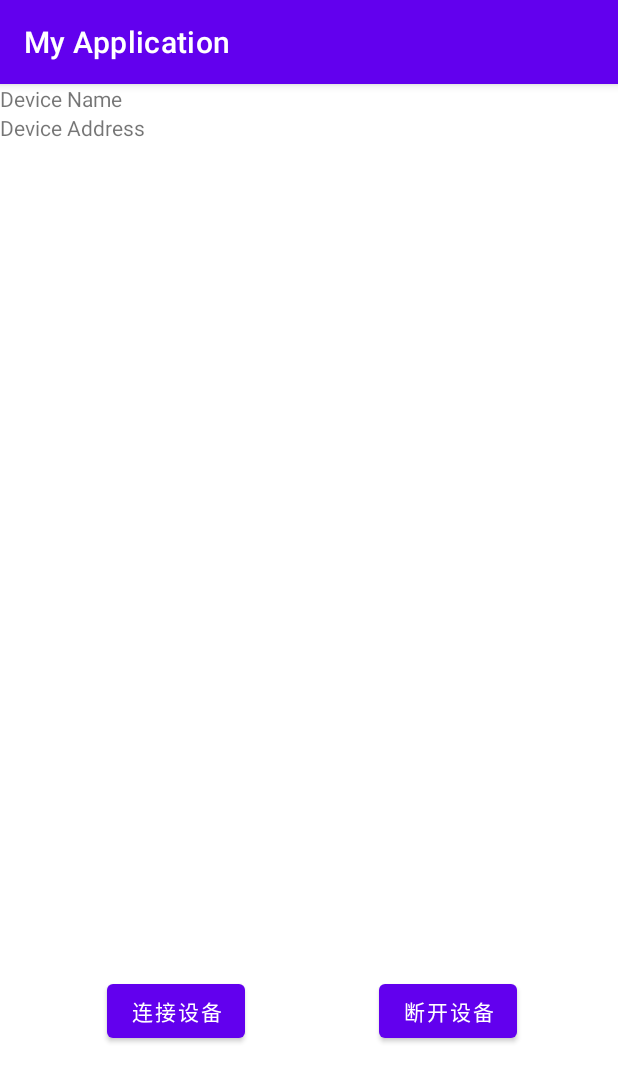
After one commit to luzhiqian00/MeasureTest, an Android app: the BlueDeviceActivity screen opened directly, with no data from a screen before it, on a phone screen of 412 x 824 dp. The commit adds this screen. Shown: the top 1082 px of the screen. Run offline under Robolectric (Android 15) with nearby library versions, the phone set to English and light mode, and no system bars.

Commit message:
增加点击列表跳转到蓝牙设备界面

```diff
--- a/app/build.gradle
+++ b/app/build.gradle
@@ -43,6 +43,9 @@ dependencies {
     //permission
     implementation 'com.guolindev.permissionx:permissionx:1.7.1'
 
+    //Gson
+    implementation 'com.google.code.gson:gson:2.8.8'
+
     implementation 'androidx.core:core-ktx:1.7.0'
     implementation 'androidx.appcompat:appcompat:1.3.0'
     implementation 'com.google.android.material:material:1.4.0'
--- /dev/null
+++ b/app/src/main/java/com/example/myapplication/BlueDeviceActivity.kt
@@ -0,0 +1,28 @@
+package com.example.myapplication
+
+import android.bluetooth.BluetoothDevice
+import androidx.appcompat.app.AppCompatActivity
+import android.os.Bundle
+import com.example.myapplication.databinding.ActivityDeviceBinding
+
+class BlueDeviceActivity : AppCompatActivity() {
+    // 伴生对象，类似于静态对象
+    companion object {
+        private const val TAG = "BlueDeviceActivity"
+    }
+    private lateinit var bluetoothDevice: BluetoothDevice // 延迟初始化 BluetoothDevice
+
+    private val binding  by lazy{ActivityDeviceBinding.inflate(layoutInflater) }
+    private val connectionButton by lazy { binding.connectButton }
+    private val disconnectButton by lazy { binding.disconnectButton }
+
+
+    override fun onCreate(savedInstanceState: Bundle?) {
+        super.onCreate(savedInstanceState)
+        setContentView(binding.root)
+
+
+
+
+    }
+}
--- /dev/null
+++ b/app/src/main/res/layout/activity_device.xml
@@ -0,0 +1,49 @@
+<?xml version="1.0" encoding="utf-8"?>
+<androidx.constraintlayout.widget.ConstraintLayout xmlns:android="http://schemas.android.com/apk/res/android"
+    xmlns:app="http://schemas.android.com/apk/res-auto"
+    xmlns:tools="http://schemas.android.com/tools"
+    android:layout_width="match_parent"
+    android:layout_height="match_parent"
+    tools:context=".BlueDeviceActivity">
+
+    <TextView
+        android:id="@+id/deviceNameTextView"
+        android:layout_width="wrap_content"
+        android:layout_height="wrap_content"
+        android:text="Device Name"
+        app:layout_constraintStart_toStartOf="parent"
+        app:layout_constraintTop_toTopOf="parent" />
+
+    <TextView
+        android:id="@+id/deviceAddressTextView"
+        android:layout_width="wrap_content"
+        android:layout_height="wrap_content"
+        android:text="Device Address"
+        app:layout_constraintStart_toStartOf="parent"
+        app:layout_constraintTop_toBottomOf="@id/deviceNameTextView" />
+
+    <Button
+        android:id="@+id/disconnectButton"
+        android:layout_width="wrap_content"
+        android:layout_height="wrap_content"
+        android:text="断开设备"
+        app:layout_constraintBottom_toBottomOf="parent"
+        app:layout_constraintEnd_toEndOf="parent"
+        app:layout_constraintHorizontal_bias="0.572"
+        app:layout_constraintStart_toEndOf="@+id/connectButton"
+        app:layout_constraintTop_toTopOf="parent"
+        app:layout_constraintVertical_bias="0.825" />
+
+    <Button
+        android:id="@+id/connectButton"
+        android:layout_width="wrap_content"
+        android:layout_height="wrap_content"
+        android:text="连接设备"
+        app:layout_constraintBottom_toBottomOf="parent"
+        app:layout_constraintEnd_toEndOf="parent"
+        app:layout_constraintHorizontal_bias="0.223"
+        app:layout_constraintStart_toStartOf="parent"
+        app:layout_constraintTop_toTopOf="parent"
+        app:layout_constraintVertical_bias="0.825" />
+
+</androidx.constraintlayout.widget.ConstraintLayout>
--- a/app/src/main/res/layout/bluetooth_device_layout.xml
+++ b/app/src/main/res/layout/bluetooth_device_layout.xml
@@ -7,7 +7,7 @@
         android:id="@+id/deviceNameTextView"
         android:layout_width="wrap_content"
         android:layout_height="wrap_content"
-        android:text="Device Name" />
-
+        android:text="Device Name"
+        android:textSize="16sp" /> <!-- 设置字体大小为 16sp -->
 
 </LinearLayout>
```
Also changed, not shown: app/src/main/AndroidManifest.xml (+13 -10 lines), app/src/main/java/com/example/myapplication/ScanActivity.kt (+0 -12 lines), app/src/main/java/com/example/myapplication/UI/LeDeviceListAdapter.kt (+14 -1 lines).
